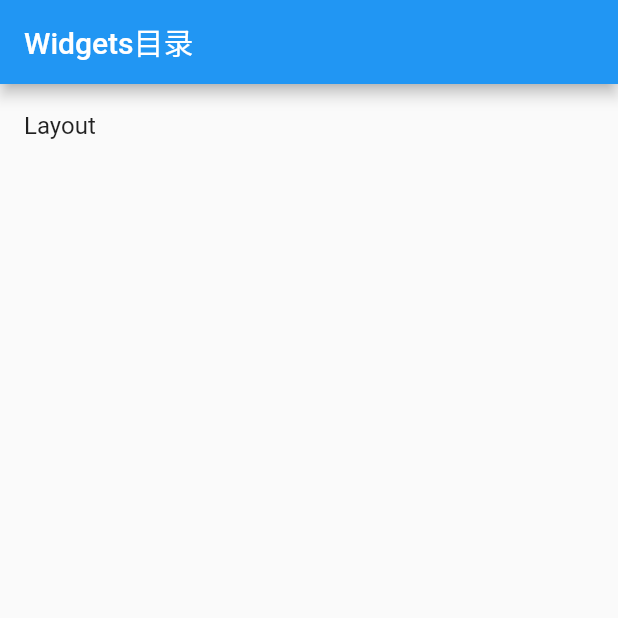
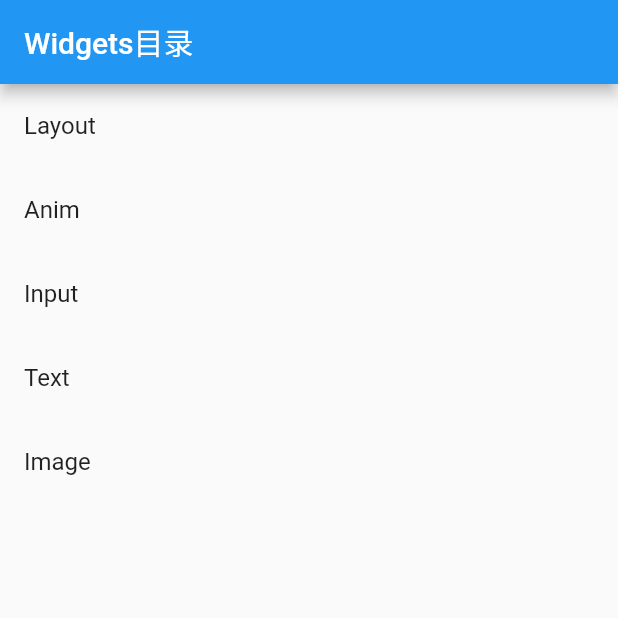
Before and after one commit to kitesoft/flutter_widget_summary, a Flutter app: the screen it shows after launch, on a phone screen of 412 x 824 dp, the top half of it. Run offline on Flutter 3.47's test engine with Material 2 defaults, Android fonts, the phone set to English and light mode, and no system bars.

Commit message:
widget的说明改为在对应文档中说明，减少代码中的注释

```diff
--- a/lib/pages/ListViewPage.dart
+++ b/lib/pages/ListViewPage.dart
@@ -1,9 +1,13 @@
 import 'package:flutter/material.dart';
 import 'LRPageRouteBuilder.dart' as LRPageRouteBuilder;
-import 'layouts/LayoutListPage.dart';
+import 'package:flutter_widget_summary/pages/LayoutListPage.dart';
 
-var data = const [
+var data = [
   "Layout",
+  "Anim",
+  "Input",
+  "Text",
+  "Image",
 ];
 
 class ListViewPage extends StatefulWidget {
@@ -23,13 +27,6 @@ class ListViewState extends State<ListViewPage> {
       itemBuilder: (context, index) {
         //ListTile封装了常用的列表item-ui和支持点击事件，样式大概就是简单通讯录列表的样式
         return new ListTile(
-          /// ---------------------------------------------------------------
-          /// --------------                                                |
-          /// |            |      title                                     |
-          /// |  leading   |                                        trailing|
-          /// |            |      subTitle                                  |
-          /// --------------                                                |
-          /// ---------------------------------------------------------------
             title: new Text(data[index]),
             onTap: () {
               switch (index) {
```
Also changed, not shown: lib/pages/layouts/ListTileDoc.dart (added, +22 -0 lines), lib/pages/LayoutListPage.dart (renamed from lib/pages/layouts/LayoutListPage.dart).
